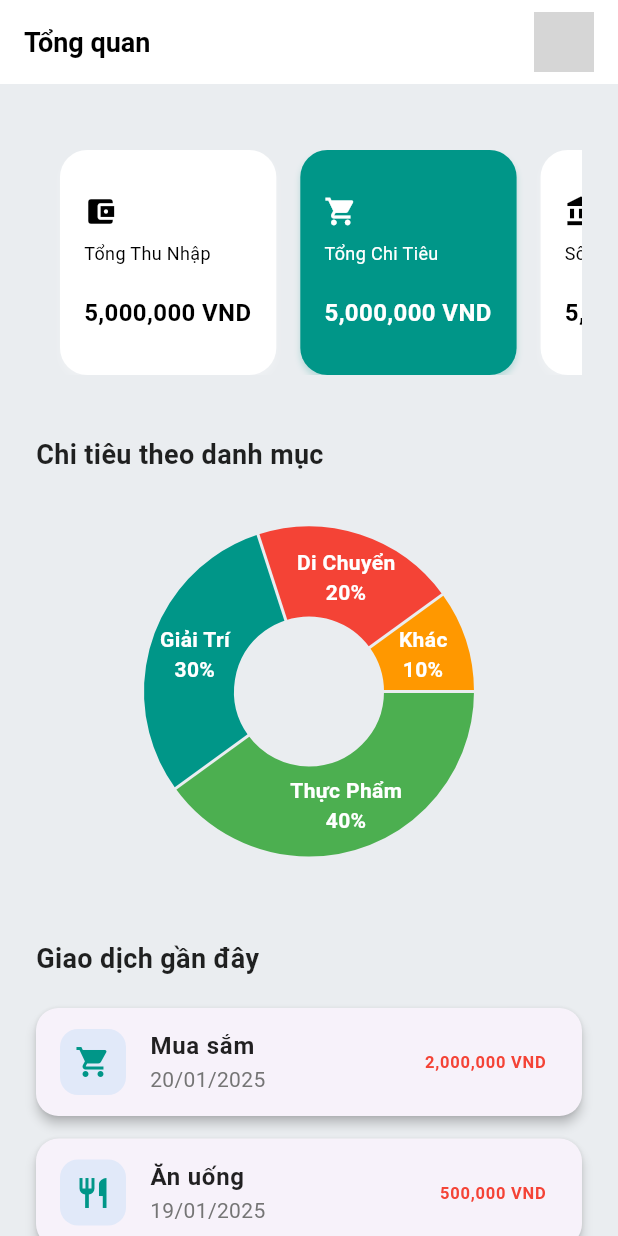
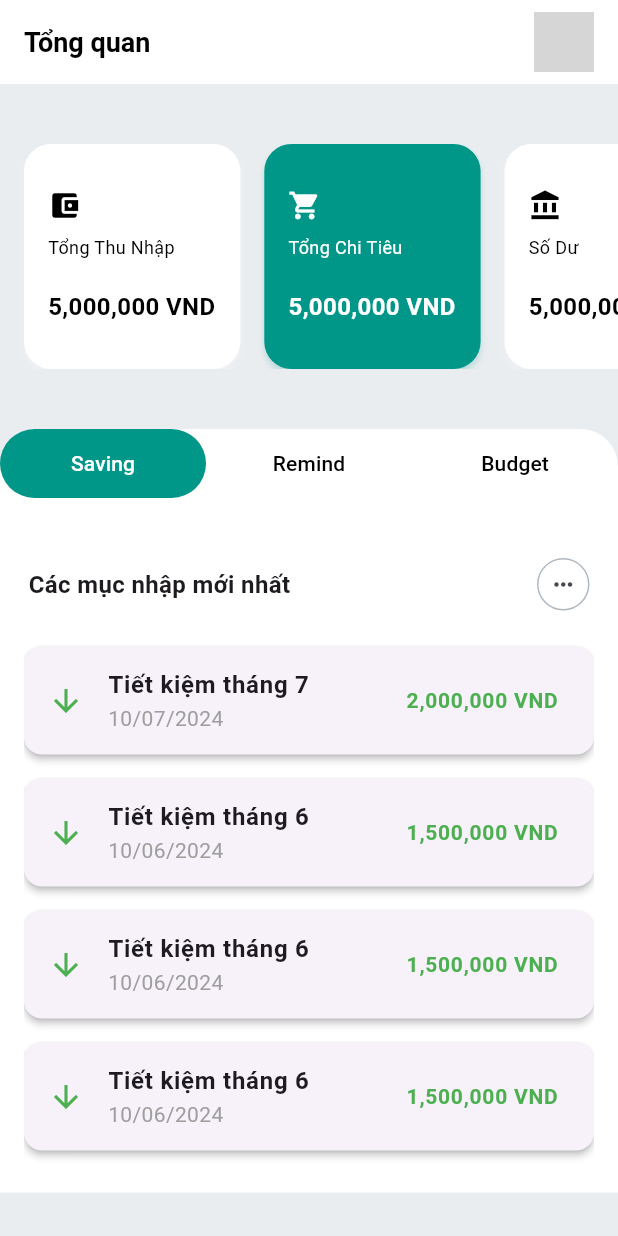
Before and after one commit to catchmeifyoucan99/monkey_app, a Flutter app: the OverviewScreen screen opened directly, on a phone screen of 412 x 824 dp. Run offline on Flutter 3.47's test engine with Material 3 defaults, Android fonts, the phone set to English and light mode, and no system bars; drawn by our look-alikes of fl_chart; our stand-ins replace shared_preferences; accounts and stored records are empty; network calls fail; grey boxes are pictures that could not be loaded.

Commit message:
fix overview

```diff
--- a/lib/view/screen/main/overview/overview_screen.dart
+++ b/lib/view/screen/main/overview/overview_screen.dart
@@ -1,10 +1,28 @@
 import 'package:flutter/material.dart';
-import 'package:fl_chart/fl_chart.dart';
 import 'package:intl/intl.dart';
 import 'dart:ui' as ui;
 
-class OverviewScreen extends StatelessWidget {
+class OverviewScreen extends StatefulWidget {
   const OverviewScreen({super.key});
+
+  @override
+  State<OverviewScreen> createState() => _OverviewScreenState();
+}
+
+class _OverviewScreenState extends State<OverviewScreen> with SingleTickerProviderStateMixin {
+  late TabController _tabController;
+
+  @override
+  void initState() {
+    super.initState();
+    _tabController = TabController(length: 3, vsync: this);
+  }
+
+  @override
+  void dispose() {
+    _tabController.dispose();
+    super.dispose();
+  }
 
   @override
   Widget build(BuildContext context) {
@@ -21,7 +39,7 @@ class OverviewScreen extends StatelessWidget {
                 fontSize: 18,
               ),
             ),
-            CircleAvatar(
+            const CircleAvatar(
               radius: 20,
               backgroundImage: NetworkImage('https://example.com/avatar.jpg'),
             ),
@@ -30,38 +48,93 @@ class OverviewScreen extends StatelessWidget {
         backgroundColor: Colors.white,
         elevation: 0,
       ),
-
       body: SingleChildScrollView(
-        padding: const EdgeInsets.all(24.0),
         child: Column(
           crossAxisAlignment: CrossAxisAlignment.start,
           children: [
-            const SizedBox(height: 20),
+            const SizedBox(height: 40),
             _buildOverviewCards(context),
             const SizedBox(height: 40),
 
-            const Text(
-              'Chi tiêu theo danh mục',
-              style: TextStyle(
-                fontSize: 18,
-                fontWeight: FontWeight.bold,
-                color: Colors.black87,
+            Container(
+              width: double.infinity,
+              decoration: BoxDecoration(
+                color: Colors.white,
+                borderRadius: const BorderRadius.only(
+                  topLeft: Radius.circular(25),
+                  topRight: Radius.circular(25),
                 ),
               ),
-            const SizedBox(height: 20),
-            _buildExpenseChart(),
-            const SizedBox(height: 40),
-
+              child: Column(
+                children: [
+                  TabBar(
+                    controller: _tabController,
+                    tabs: const [
+                      Tab(text: 'Saving'),
+                      Tab(text: 'Remind'),
+                      Tab(text: 'Budget'),
+                    ],
+                    labelColor: Colors.white,
+                    unselectedLabelColor: Colors.black,
+                    indicator: BoxDecoration(
+                      borderRadius: BorderRadius.circular(25.0),
+                      color: Colors.teal,
+                    ),
+                    indicatorColor: Colors.transparent,
+                    indicatorWeight: 0,
+                    indicatorSize: TabBarIndicatorSize.tab,
+                    dividerColor: Colors.transparent,
+                    isScrollable: false,
+                  ),
+                  SizedBox(height: 40),
+                  Padding(
+                    padding: const EdgeInsets.symmetric(horizontal: 19),
+                    child: Row(
+                      mainAxisAlignment: MainAxisAlignment.spaceBetween,
+                      children: [
                         const Text(
-              'Giao dịch gần đây',
+                          "Các mục nhập mới nhất",
                           style: TextStyle(
-                fontSize: 18,
+                            fontSize: 16,
                             fontWeight: FontWeight.bold,
-                color: Colors.black87,
                           ),
                         ),
-            const SizedBox(height: 20),
-            _buildRecentTransactions(),
+                        Container(
+                          padding: const EdgeInsets.all(4),
+                          decoration: BoxDecoration(
+                            border: Border.all(color: Color(0xFFB0B8BF), width: 1),
+                            borderRadius: BorderRadius.circular(30),
+                          ),
+                          child: SizedBox(
+                            width: 25,
+                            height: 25,
+                            child: IconButton(
+                              icon: const Icon(Icons.more_horiz, size: 18),
+                              padding: EdgeInsets.zero,
+                              onPressed: () {
+                                // Xử lý khi bấm vào icon
+                              },
+                            ),
+                          ),
+                        )
+                      ],
+                    ),
+                  )
+                  ,
+                  SizedBox(
+                    height: 388,
+                    child: TabBarView(
+                      controller: _tabController,
+                      children: [
+                        _buildTabContent(savingData, Colors.teal),
+                        _buildTabContent(remindData, Colors.orange),
+                        _buildTabContent(budgetData, Colors.purple),
+                      ],
+                    ),
+                  ),
+                ],
+              ),
+            ),
           ],
         ),
       ),
@@ -76,14 +149,38 @@ class OverviewScreen extends StatelessWidget {
         scrollDirection: Axis.horizontal,
         padding: const EdgeInsets.symmetric(horizontal: 8.0),
         children: [
-          _buildOverviewCard(context, 'Tổng Thu Nhập', '5000000', Colors.black, Icons.account_balance_wallet),
-          _buildOverviewCard(context, 'Tổng Chi Tiêu', '5000000', Colors.white, Icons.shopping_cart),
-          _buildOverviewCard(context, 'Số Dư', '5000000', Colors.black, Icons.account_balance),
+          _buildOverviewCard(context, 'Tổng Thu Nhập', '5000000', Colors.black,
+              Icons.account_balance_wallet),
+          _buildOverviewCard(context, 'Tổng Chi Tiêu', '5000000', Colors.white,
+              Icons.shopping_cart),
+          _buildOverviewCard(
+              context, 'Số Dư', '5000000', Colors.black, Icons.account_balance),
         ],
       ),
     );
   }
-  Widget _buildOverviewCard(BuildContext context, String title, String amount, Color textColor, IconData icon) {
+
+
+  List<Map<String, dynamic>> savingData = [
+    {"description": "Tiết kiệm tháng 7", "amount": 2000000, "type": "income", "date": DateTime(2024, 7, 10)},
+    {"description": "Tiết kiệm tháng 6", "amount": 1500000, "type": "income", "date": DateTime(2024, 6, 10)},
+    {"description": "Tiết kiệm tháng 6", "amount": 1500000, "type": "income", "date": DateTime(2024, 6, 10)},
+    {"description": "Tiết kiệm tháng 6", "amount": 1500000, "type": "income", "date": DateTime(2024, 6, 10)},
+    {"description": "Tiết kiệm tháng 6", "amount": 1500000, "type": "income", "date": DateTime(2024, 6, 10)},
+  ];
+
+  List<Map<String, dynamic>> remindData = [
+    {"description": "Hóa đơn điện", "amount": 500000, "type": "expense", "date": DateTime(2024, 7, 5)},
+    {"description": "Hóa đơn nước", "amount": 300000, "type": "expense", "date": DateTime(2024, 7, 6)},
+  ];
+
+  List<Map<String, dynamic>> budgetData = [
+    {"description": "Ngân sách ăn uống", "amount": 3000000, "type": "expense", "date": DateTime(2024, 7, 1)},
+    {"description": "Ngân sách du lịch", "amount": 5000000, "type": "expense", "date": DateTime(2024, 7, 2)},
+  ];
+
+  Widget _buildOverviewCard(BuildContext context, String title, String amount,
+      Color textColor, IconData icon) {
     Color backgroundColor;
     if (textColor == Colors.black) {
       backgroundColor = Colors.white;
@@ -91,7 +188,6 @@ class OverviewScreen extends StatelessWidget {
       backgroundColor = Colors.teal;
     }
 
-    // Dùng NumberFormat để định dạng số tiền với dấu phẩy
     String formattedAmount = NumberFormat("#,##0").format(int.parse(amount));
 
     TextPainter textPainter = TextPainter(
@@ -133,7 +229,6 @@ class OverviewScreen extends StatelessWidget {
           mainAxisAlignment: MainAxisAlignment.center,
           crossAxisAlignment: CrossAxisAlignment.start,
           children: [
-            // Column cho icon và title
             Column(
               crossAxisAlignment: CrossAxisAlignment.start,
               children: [
@@ -154,7 +249,6 @@ class OverviewScreen extends StatelessWidget {
               ],
             ),
             const SizedBox(height: 20),
-            // Sử dụng Expanded để Text có thể tự điều chỉnh
             Row(
               children: [
                 Expanded(
@@ -165,7 +259,7 @@ class OverviewScreen extends StatelessWidget {
                       fontWeight: FontWeight.bold,
                       color: textColor,
                     ),
-                    overflow: TextOverflow.ellipsis, // Nếu số tiền quá dài, sẽ ẩn bớt
+                    overflow: TextOverflow.ellipsis,
                   ),
                 ),
               ],
@@ -175,114 +269,58 @@ class OverviewScreen extends StatelessWidget {
       ),
     );
   }
+}
 
-
-
-  Widget _buildExpenseChart() {
-    return SizedBox(
-      height: 250,
-      child: PieChart(
-        PieChartData(
-          sections: [
-            PieChartSectionData(
-              value: 40,
-              color: Colors.green,
-              title: 'Thực Phẩm\n40%',
-              radius: 60,
-              titleStyle: const TextStyle(
+Widget _buildTabContent(List<Map<String, dynamic>> transactions, Color color) {
+  return Container(
+    padding: const EdgeInsets.all(16),
+    child: transactions.isEmpty
+        ? Center(
+      child: Text(
+        'Chưa có dữ liệu',
+        style: TextStyle(fontSize: 16, color: color),
+      ),
+    )
+        : ListView.builder(
+      itemCount: transactions.length,
+      itemBuilder: (context, index) {
+        var transaction = transactions[index];
+        return Card(
+          margin: const EdgeInsets.symmetric(vertical: 8),
+          elevation: 2,
+          shape: RoundedRectangleBorder(
+            borderRadius: BorderRadius.circular(12),
+          ),
+          child: ListTile(
+            leading: Icon(
+              transaction['type'] == 'income'
+                  ? Icons.arrow_downward
+                  : Icons.arrow_upward,
+              color: transaction['type'] == 'income'
+                  ? Colors.green
+                  : Colors.red,
+            ),
+            title: Text(
+              transaction['description'],
+              style: TextStyle(fontWeight: FontWeight.bold),
+            ),
+            subtitle: Text(
+              DateFormat('dd/MM/yyyy').format(transaction['date']),
+              style: TextStyle(color: Colors.grey),
+            ),
+            trailing: Text(
+              "${NumberFormat("#,##0").format(transaction['amount'])} VND",
+              style: TextStyle(
                 fontSize: 14,
                 fontWeight: FontWeight.bold,
-                color: Colors.white,
-              ),
-            ),
-            PieChartSectionData(
-              value: 30,
-              color: Colors.teal,
-              title: 'Giải Trí\n30%',
-              radius: 60,
-              titleStyle: const TextStyle(
-                fontSize: 14,
-                fontWeight: FontWeight.bold,
-                color: Colors.white,
-              ),
-            ),
-            PieChartSectionData(
-              value: 20,
-              color: Colors.red,
-              title: 'Di Chuyển\n20%',
-              radius: 60,
-              titleStyle: const TextStyle(
-                fontSize: 14,
-                fontWeight: FontWeight.bold,
-                color: Colors.white,
-              ),
-            ),
-            PieChartSectionData(
-              value: 10,
-              color: Colors.orange,
-              title: 'Khác\n10%',
-              radius: 60,
-              titleStyle: const TextStyle(
-                fontSize: 14,
-                fontWeight: FontWeight.bold,
-                color: Colors.white,
-              ),
-            ),
-          ],
-          centerSpaceRadius: 50,
-          sectionsSpace: 2,
-        ),
-      ),
-    );
-  }
-
-  Widget _buildRecentTransactions() {
-    return Column(
-      children: [
-        _buildTransactionCard('Mua sắm', '2,000,000 VND', '20/01/2025', Icons.shopping_cart),
-        _buildTransactionCard('Ăn uống', '500,000 VND', '19/01/2025', Icons.restaurant),
-        _buildTransactionCard('Taxi', '100,000 VND', '18/01/2025', Icons.directions_car),
-      ],
-    );
-  }
-
-  Widget _buildTransactionCard(String title, String amount, String date, IconData icon) {
-    return Card(
-      margin: const EdgeInsets.only(bottom: 15),
-      elevation: 3,
-      shape: RoundedRectangleBorder(
-        borderRadius: BorderRadius.circular(15),
-      ),
-      child: ListTile(
-        leading: Container(
-          padding: const EdgeInsets.all(10),
-          decoration: BoxDecoration(
-            color: Colors.blue.withOpacity(0.1),
-            borderRadius: BorderRadius.circular(12),
-          ),
-          child: Icon(icon, color: Colors.teal),
-        ),
-        title: Text(
-          title,
-          style: const TextStyle(
-            fontWeight: FontWeight.bold,
-            color: Colors.black87,
-          ),
-        ),
-        subtitle: Text(
-          date,
-          style: TextStyle(
-            color: Colors.grey[600],
-          ),
-        ),
-        trailing: Text(
-          amount,
-          style: const TextStyle(
-            fontWeight: FontWeight.bold,
-            color: Colors.red,
+                color: transaction['type'] == 'income'
+                    ? Colors.green
+                    : Colors.red,
               ),
             ),
           ),
         );
+      },
+    ),
+  );
 }
-}
```
Lines whose indentation alone changed are shown as unchanged.
